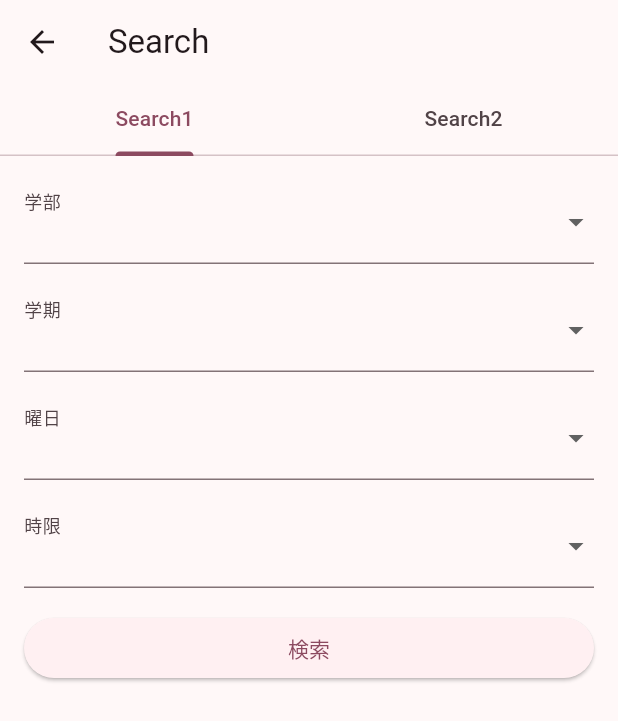
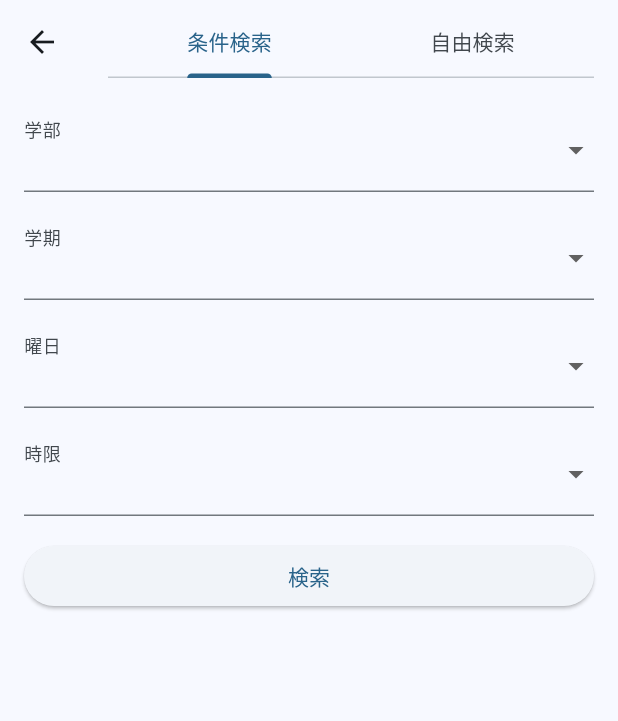
Before and after one commit to wasedaconnect/waseda_connect, a Flutter app: the SearchPage screen opened directly, on a phone screen of 412 x 824 dp. Shown: the top 721 px of the screen. Run offline on Flutter 3.47's test engine with Material 3 defaults, Android fonts, the phone set to English and light mode, and no system bars; our stand-ins replace csv, flutter_riverpod, shared_preferences, sqflite; missing offline and left inert: ulid; accounts and stored records are empty.

Commit message:
UIの変更, mainColorの変更, dropbuttonの統一

```diff
--- a/lib/components/ClassListViewComponent.dart
+++ b/lib/components/ClassListViewComponent.dart
@@ -12,7 +12,6 @@ import 'package:waseda_connect/components/classDetailComponent.dart';
 
 class ClassListViewComponent extends ConsumerStatefulWidget {
   final List<ClassModel>? allSyllabusData;
-
   const ClassListViewComponent({
     Key? key,
     required this.allSyllabusData,
--- a/lib/components/TimeTableComponent.dart
+++ b/lib/components/TimeTableComponent.dart
@@ -201,7 +201,7 @@ class _TimeTableComponentState extends State<TimeTableComponent> {
           widget.onSelected?.call(lesson.classId, day, period, timeTableData!),
       onLongPress: () => widget.onLongSelected?.call(lesson.id),
       child: Container(
-        height: MediaQuery.of(context).size.height * 0.11,
+        height: MediaQuery.of(context).size.height * 0.10,
         margin: EdgeInsets.all(4.0),
         decoration: BoxDecoration(
           color: classColor[lesson.color], // 授業セルの色
--- a/lib/constants/Dict.dart
+++ b/lib/constants/Dict.dart
@@ -142,7 +142,7 @@ const Map<int, String> departments = {
   11: '人間科学部（通信教育課程）',
   12: '基幹理工学部',
   13: '創造理工学部',
-  14: '先進理工学部',
+  14: '先進理工学部', // ここまで学士過程
   15: '大学院政治学研究科',
   16: '大学院経済学研究科',
   17: '大学院法学研究科',
@@ -159,10 +159,10 @@ const Map<int, String> departments = {
   28: '大学院スポーツ科学研究科',
   29: '大学院基幹理工学研究科',
   30: '大学院創造理工学研究科',
-  31: '大学院先進理工学研究科',
+  31: '大学院先進理工学研究科', // ここまで一般的な修士過程
   32: '大学院環境・エネルギー研究科',
   33: '大学院国際コミュニケーション研究科',
-  34: '大学院経営管理研究科',
+  34: '大学院経営管理研究科', // ここまで修士過程
   35: '芸術学校',
   36: '日本語教育研究センター',
   37: '留学センター',
@@ -239,10 +239,10 @@ List<String> semesterList = ["春学期", "秋学期"];
 
 // 授業の背景色候補(最初の色「Colors.grey[300]」は授業が空の場合。)
 Map<int, Color> classColor = {
-  0: Color.fromRGBO(220, 220, 220, 1.0), // 授業が空の場合
-  1: Color.fromRGBO(251, 248, 196, 1.0),
-  2: Color.fromRGBO(230, 226, 254, 1.0),
-  3: Color.fromRGBO(188, 236, 248, 1.0),
-  4: Color.fromRGBO(0, 0, 0, 1.0), // # に変更
-  5: Color.fromRGBO(0, 0, 0, 1.0), // # に変更
+  // 授業が空の場合
+  0: Color.fromRGBO(231, 231, 231, 1),
+  1: Color.fromRGBO(230, 226, 254, 1.0),
+  2: Color.fromRGBO(188, 236, 248, 1.0),
+  3: Color.fromRGBO(0, 0, 0, 1.0), // # に変更
+  4: Color.fromRGBO(27, 17, 17, 1), // # に変更
 };
--- a/lib/main.dart
+++ b/lib/main.dart
@@ -37,8 +37,8 @@ class MyApp extends StatelessWidget {
     return MaterialApp(
       title: 'Waseda Connect',
       theme: ThemeData(
-        colorScheme:
-            ColorScheme.fromSeed(seedColor: const Color.fromARGB(255, 0, 0, 0)),
+        colorScheme: ColorScheme.fromSeed(
+            seedColor: const Color.fromARGB(0, 45, 171, 244)),
         useMaterial3: true,
       ),
       home: MyHomePage(),
--- a/lib/screen/displaySyllabus/SearchPage.dart
+++ b/lib/screen/displaySyllabus/SearchPage.dart
@@ -21,23 +21,23 @@ class _SearchPageState extends State<SearchPage>
 
   @override
   Widget build(BuildContext context) {
-    return Scaffold(
+    return DefaultTabController(
+      length: 2,
+      child: Scaffold(
         appBar: AppBar(
-        title: Text('Search'),
-        bottom: TabBar(
-          controller: _tabController,
+          title: TabBar(
             tabs: [
-            Tab(text: 'Search1'),
-            Tab(text: 'Search2'),
+              Tab(text: '条件検索'),
+              Tab(text: '自由検索'),
             ],
           ),
         ),
         body: TabBarView(
-        controller: _tabController,
           children: [
             SearchFormWithSelect(),
             SearchFormWithText(),
           ],
+        ),
       ),
     );
   }
```
Also changed, not shown: lib/screen/SettingPage/SettingPage.dart (+30 -45 lines), lib/screen/Tutorial/Tutorial.dart (+70 -25 lines). Lines whose indentation alone changed are shown as unchanged.
